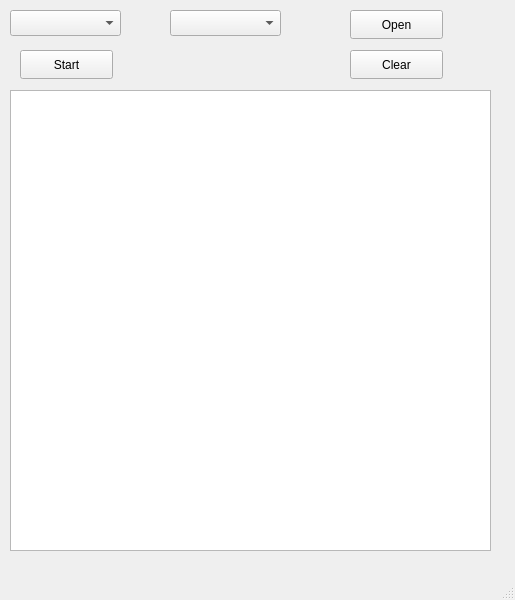
First picture: the form in bleHostStack/mainwindow.ui, repository chenwenhuiGithub/bleHostStack, before the edit.
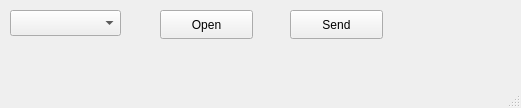
Second picture: the form after the edit.

Commit message: complete serial send and receive, 115200-8-N-1-NoFlowControl

Patch:
```diff
--- a/bleHostStack/mainwindow.ui
+++ b/bleHostStack/mainwindow.ui
@@ -6,8 +6,8 @@
    <rect>
     <x>0</x>
     <y>0</y>
-    <width>515</width>
-    <height>600</height>
+    <width>521</width>
+    <height>108</height>
    </rect>
   </property>
   <property name="windowTitle">
@@ -24,20 +24,10 @@
      </rect>
     </property>
    </widget>
-   <widget class="QComboBox" name="comboBoxBaud">
-    <property name="geometry">
-     <rect>
-      <x>170</x>
-      <y>10</y>
-      <width>111</width>
-      <height>26</height>
-     </rect>
-    </property>
-   </widget>
    <widget class="QPushButton" name="pushButtonOpen">
     <property name="geometry">
      <rect>
-      <x>350</x>
+      <x>160</x>
       <y>10</y>
       <width>93</width>
       <height>29</height>
@@ -47,46 +37,17 @@
      <string>Open</string>
     </property>
    </widget>
-   <widget class="QTextEdit" name="textEditLog">
+   <widget class="QPushButton" name="pushButtonSend">
     <property name="geometry">
      <rect>
-      <x>10</x>
-      <y>90</y>
-      <width>481</width>
-      <height>461</height>
-     </rect>
-    </property>
-    <property name="acceptDrops">
-     <bool>false</bool>
-    </property>
-    <property name="readOnly">
-     <bool>true</bool>
-    </property>
-   </widget>
-   <widget class="QPushButton" name="pushButtonStart">
-    <property name="geometry">
-     <rect>
-      <x>20</x>
-      <y>50</y>
+      <x>290</x>
+      <y>10</y>
       <width>93</width>
       <height>29</height>
      </rect>
     </property>
     <property name="text">
-     <string>Start</string>
-    </property>
-   </widget>
-   <widget class="QPushButton" name="pushButtonClear">
-    <property name="geometry">
-     <rect>
-      <x>350</x>
-      <y>50</y>
-      <width>93</width>
-      <height>29</height>
-     </rect>
-    </property>
-    <property name="text">
-     <string>Clear</string>
+     <string>Send</string>
     </property>
    </widget>
   </widget>
```
Left out of the diff: 2 changed lines with no effect on the pictures. The commit also changes 3 other files.
